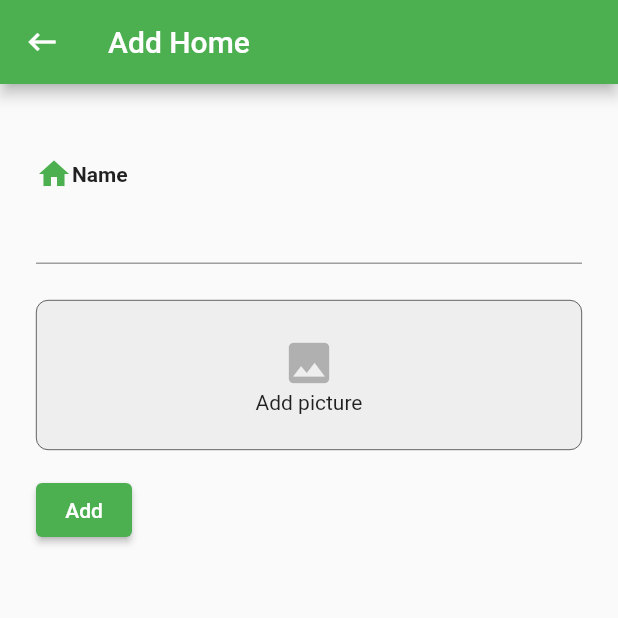
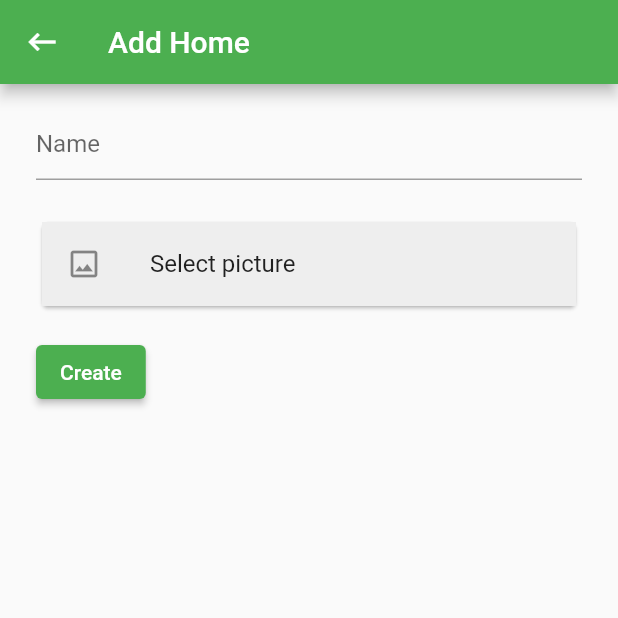
Before and after one commit to scenarioautomation/projeto_base_mobile, a Flutter app: the HomeAddPage screen opened directly, on a phone screen of 412 x 824 dp, the top half of it. Run offline on Flutter 3.47's test engine with Material 2 defaults, Android fonts, the phone set to English and light mode, and no system bars; our stand-ins replace image_cropper, image_picker.

Commit message:
add home visual

```diff
--- a/lib/home/home_add_page.dart
+++ b/lib/home/home_add_page.dart
@@ -1,4 +1,5 @@
 import 'package:flutter/material.dart';
+import 'package:projeto_base_mobile/home/picture_field.dart';
 
 class HomeAddPage extends StatefulWidget {
   const HomeAddPage({super.key});
@@ -30,30 +31,21 @@ class _HomeAddPageState extends State<HomeAddPage> {
         child: Form(
           key: _formKey,
           child: Container(
-            margin: const EdgeInsets.symmetric(horizontal: 24, vertical: 48),
+            margin: const EdgeInsets.symmetric(horizontal: 24, vertical: 16),
             child: SingleChildScrollView(
               child: Column(
                 crossAxisAlignment: CrossAxisAlignment.start,
                 children: [
-                  const Row(
-                    children: [
-                      Icon(
-                        Icons.home_sharp,
-                        color: Colors.green,
-                      ),
-                      Text(
-                        'Name',
-                        style: TextStyle(fontWeight: FontWeight.bold),
-                      ),
-                    ],
-                  ),
                   TextFormField(
                     decoration: const InputDecoration(
+                      hintText: "Name",
                       focusedBorder: UnderlineInputBorder(
-                        borderSide: BorderSide(color: Colors.green), // Cor de foco
+                        borderSide:
+                            BorderSide(color: Colors.green), // Cor de foco
                       ),
                       enabledBorder: UnderlineInputBorder(
-                        borderSide: BorderSide(color: Colors.grey), // Cor padrão
+                        borderSide:
+                            BorderSide(color: Colors.grey), // Cor padrão
                       ),
                     ),
                     cursorColor: Colors.green,
@@ -61,32 +53,7 @@ class _HomeAddPageState extends State<HomeAddPage> {
                   const SizedBox(
                     height: 24,
                   ),
-                  Row(
-                    children: [
-                      Expanded(
-                        child: Container(
-                          height: 100,
-                          decoration: BoxDecoration(
-                            border: Border.all(color: Colors.black, width: 0.4),
-                            color: Colors.grey[200],
-                            borderRadius:
-                                const BorderRadius.all(Radius.circular(8)),
-                          ),
-                          child: const Column(
-                            mainAxisAlignment: MainAxisAlignment.center,
-                            children: [
-                              Icon(
-                                Icons.image,
-                                color: Colors.black26,
-                                size: 36,
-                              ),
-                              Text('Add picture'),
-                            ],
-                          ),
-                        ),
-                      ),
-                    ],
-                  ),
+                  const PictureField(),
                   Padding(
                     padding: const EdgeInsets.symmetric(vertical: 16),
                     child: ElevatedButton(
@@ -97,7 +64,7 @@ class _HomeAddPageState extends State<HomeAddPage> {
                         _removeFocus();
                         if (_formKey.currentState!.validate()) {}
                       },
-                      child: const Text('Add'),
+                      child: const Text('Create'),
                     ),
                   ),
                 ],
--- /dev/null
+++ b/lib/home/picture_field.dart
@@ -0,0 +1,33 @@
+import 'dart:io';
+
+import 'package:flutter/material.dart';
+import 'package:projeto_base_mobile/home/select_picture_widget.dart';
+
+class PictureField extends StatefulWidget {
+  const PictureField({super.key});
+
+  @override
+  State<PictureField> createState() => _AddHomePictureFieldState();
+}
+
+class _AddHomePictureFieldState extends State<PictureField> {
+  String? currentSelectedPicture;
+
+  @override
+  Widget build(BuildContext context) {
+    String? picture = currentSelectedPicture;
+    String title = picture == null ? "Select picture" : "Change picture";
+    return Column(
+      children: [
+        if (picture != null) Image.file(File(picture)),
+        SelectPictureWidget(title: title, onSelect: _onPictureSelect),
+      ],
+    );
+  }
+
+  void _onPictureSelect(String imagePath) {
+    setState(() {
+      currentSelectedPicture = imagePath;
+    });
+  }
+}
--- /dev/null
+++ b/lib/home/select_picture_widget.dart
@@ -0,0 +1,40 @@
+import 'package:flutter/material.dart';
+import 'package:image_picker/image_picker.dart';
+import 'package:projeto_base_mobile/general/image_picker_controller.dart';
+
+class SelectPictureWidget extends StatefulWidget {
+  final String title;
+  final void Function(String imagePath) onSelect;
+
+  const SelectPictureWidget(
+      {super.key, required this.title, required this.onSelect});
+
+  @override
+  State<SelectPictureWidget> createState() => _SelectPictureWidgetState();
+}
+
+class _SelectPictureWidgetState extends State<SelectPictureWidget> {
+  final ImagePickerController _imagePickerController = ImagePickerController();
+
+  @override
+  Widget build(BuildContext context) {
+    return Card(
+      child: ListTile(
+        leading: const Icon(Icons.image_outlined),
+        title: Text(widget.title),
+        tileColor: Colors.grey[200],
+        onTap: () {
+          _selectImage();
+        },
+      ),
+    );
+  }
+
+  void _selectImage() async {
+    final pickedImagePath = await _imagePickerController.selectImage(
+      imageSource: ImageSource.gallery,
+      crop: true,
+    );
+    if (pickedImagePath != null) widget.onSelect(pickedImagePath);
+  }
+}
--- a/pubspec.yaml
+++ b/pubspec.yaml
@@ -30,7 +30,8 @@ environment:
 dependencies:
   flutter:
     sdk: flutter
-
+  image_picker: any
+  image_cropper: any
 
   # The following adds the Cupertino Icons font to your application.
   # Use with the CupertinoIcons class for iOS style icons.
```
Also changed, not shown: lib/general/image_picker_controller.dart (added, +26 -0 lines), pubspec.lock, 3 other files.
